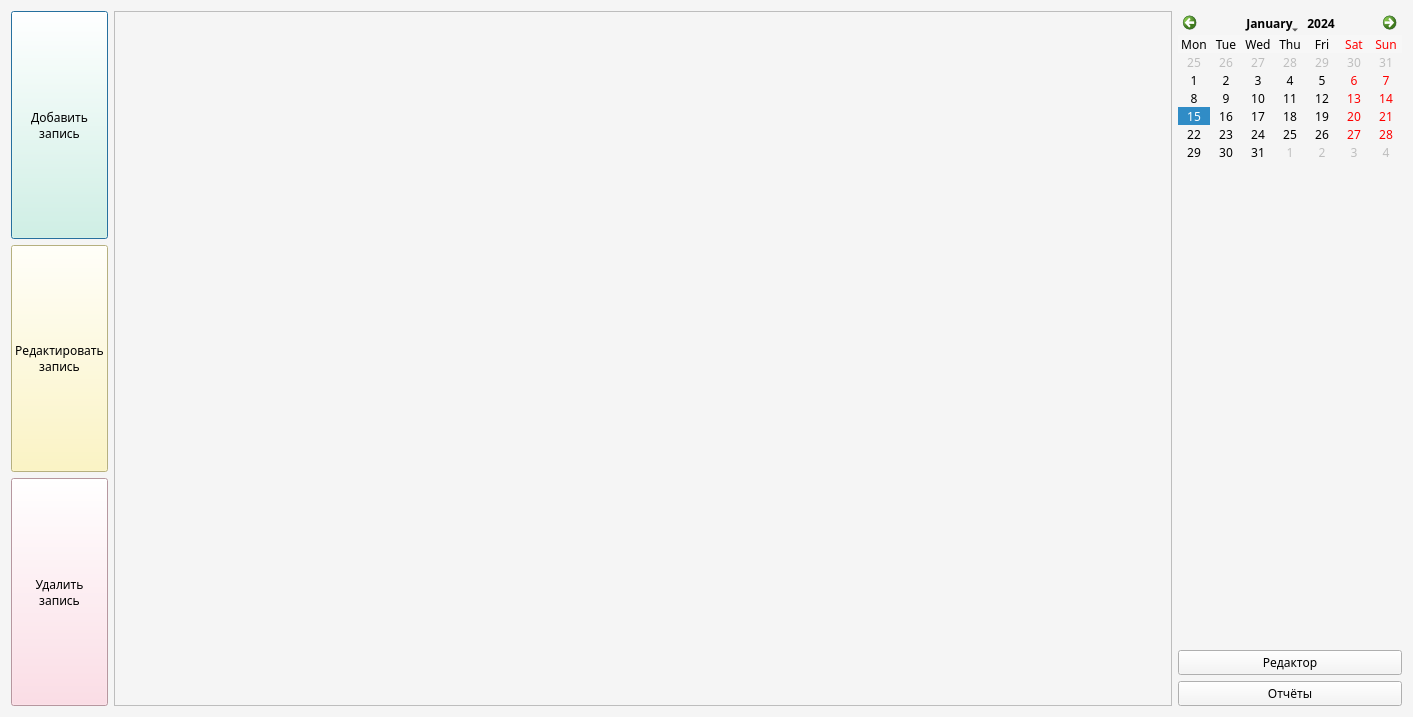
This is curs/project/beautySalon/schedule.ui in KirillLyanoy/visualProgramming2 as Qt 5 draws it before an edit. The edited form follows.
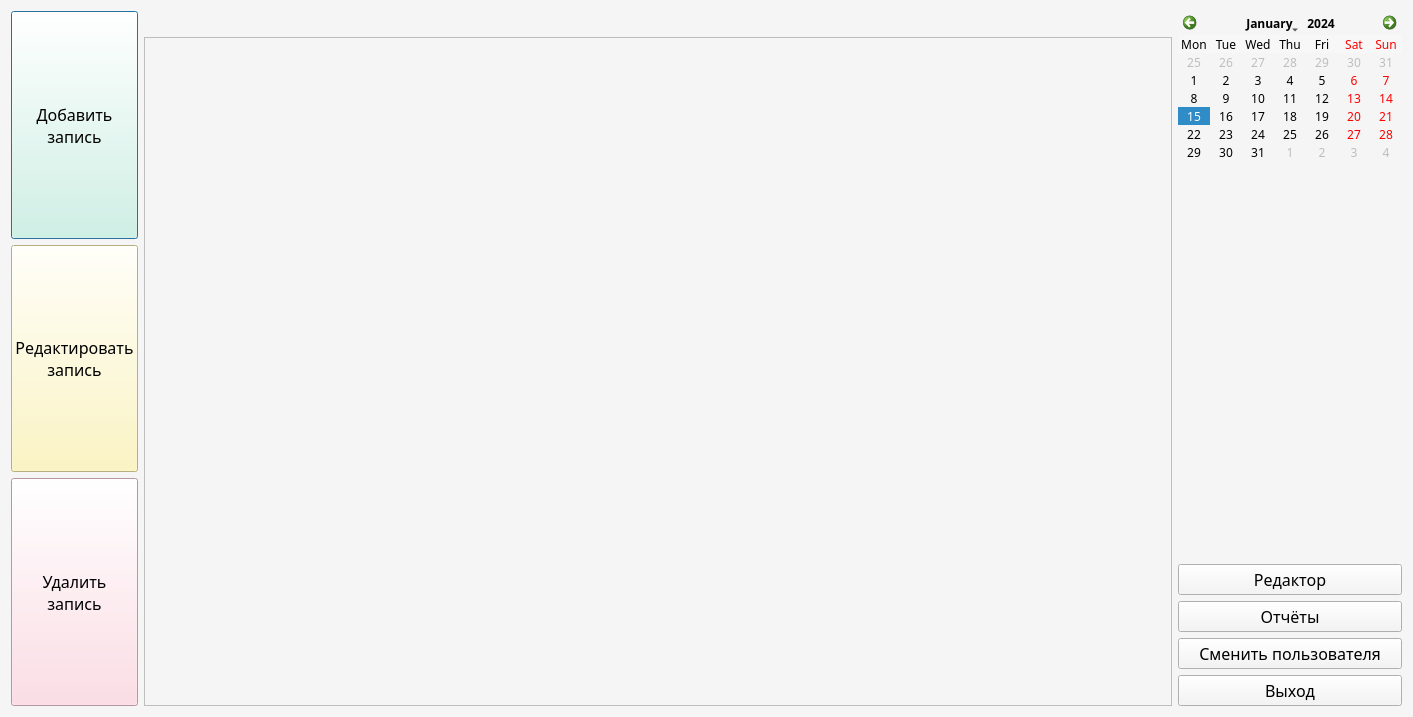
This is the edited form.

```diff
--- a/curs/project/beautySalon/schedule.ui
+++ b/curs/project/beautySalon/schedule.ui
@@ -36,6 +36,7 @@
        <property name="font">
         <font>
          <family>Bahnschrift SemiLight</family>
+         <pointsize>12</pointsize>
         </font>
        </property>
        <property name="styleSheet">
@@ -47,28 +48,6 @@
        </property>
       </widget>
      </item>
-     <item row="3" column="0">
-      <widget class="QPushButton" name="deleteButton">
-       <property name="sizePolicy">
-        <sizepolicy hsizetype="Minimum" vsizetype="Expanding">
-         <horstretch>0</horstretch>
-         <verstretch>0</verstretch>
-        </sizepolicy>
-       </property>
-       <property name="font">
-        <font>
-         <family>Bahnschrift SemiLight</family>
-        </font>
-       </property>
-       <property name="styleSheet">
-        <string notr="true">background-color: rgb(255, 211, 223)</string>
-       </property>
-       <property name="text">
-        <string>Удалить
-запись</string>
-       </property>
-      </widget>
-     </item>
      <item row="2" column="0">
       <widget class="QPushButton" name="editButton">
        <property name="sizePolicy">
@@ -80,6 +59,7 @@
        <property name="font">
         <font>
          <family>Bahnschrift SemiLight</family>
+         <pointsize>12</pointsize>
         </font>
        </property>
        <property name="styleSheet">
@@ -91,17 +71,100 @@
        </property>
       </widget>
      </item>
+     <item row="3" column="0">
+      <widget class="QPushButton" name="deleteButton">
+       <property name="sizePolicy">
+        <sizepolicy hsizetype="Minimum" vsizetype="Expanding">
+         <horstretch>0</horstretch>
+         <verstretch>0</verstretch>
+        </sizepolicy>
+       </property>
+       <property name="font">
+        <font>
+         <family>Bahnschrift SemiLight</family>
+         <pointsize>12</pointsize>
+        </font>
+       </property>
+       <property name="styleSheet">
+        <string notr="true">background-color: rgb(255, 211, 223)</string>
+       </property>
+       <property name="text">
+        <string>Удалить
+запись</string>
+       </property>
+      </widget>
+     </item>
     </layout>
    </item>
    <item>
-    <widget class="QTableWidget" name="mainTableWidget">
-     <property name="editTriggers">
-      <set>QAbstractItemView::NoEditTriggers</set>
-     </property>
-     <property name="selectionMode">
-      <enum>QAbstractItemView::SingleSelection</enum>
-     </property>
-    </widget>
+    <layout class="QVBoxLayout" name="verticalLayout">
+     <item>
+      <layout class="QHBoxLayout" name="horizontalLayout_2">
+       <item>
+        <widget class="QLabel" name="dateLabel">
+         <property name="font">
+          <font>
+           <family>Bahnschrift SemiBold</family>
+           <pointsize>10</pointsize>
+           <weight>75</weight>
+           <bold>true</bold>
+          </font>
+         </property>
+         <property name="text">
+          <string/>
+         </property>
+         <property name="alignment">
+          <set>Qt::AlignCenter</set>
+         </property>
+        </widget>
+       </item>
+       <item>
+        <spacer name="horizontalSpacer">
+         <property name="orientation">
+          <enum>Qt::Horizontal</enum>
+         </property>
+         <property name="sizeHint" stdset="0">
+          <size>
+           <width>40</width>
+           <height>20</height>
+          </size>
+         </property>
+        </spacer>
+       </item>
+       <item>
+        <widget class="QLabel" name="userNameLabel">
+         <property name="font">
+          <font>
+           <family>Bahnschrift SemiBold</family>
+           <pointsize>10</pointsize>
+           <weight>75</weight>
+           <bold>true</bold>
+          </font>
+         </property>
+         <property name="text">
+          <string/>
+         </property>
+        </widget>
+       </item>
+      </layout>
+     </item>
+     <item>
+      <widget class="QTableWidget" name="mainTableWidget">
+       <property name="font">
+        <font>
+         <family>Bahnschrift SemiLight</family>
+         <pointsize>9</pointsize>
+        </font>
+       </property>
+       <property name="editTriggers">
+        <set>QAbstractItemView::NoEditTriggers</set>
+       </property>
+       <property name="selectionMode">
+        <enum>QAbstractItemView::SingleSelection</enum>
+       </property>
+      </widget>
+     </item>
+    </layout>
    </item>
    <item>
     <layout class="QVBoxLayout" name="verticalLayout_2">
@@ -173,6 +236,7 @@
        <property name="font">
         <font>
          <family>Bahnschrift SemiLight</family>
+         <pointsize>12</pointsize>
         </font>
        </property>
        <property name="text">
@@ -191,6 +255,7 @@
        <property name="font">
         <font>
          <family>Bahnschrift SemiLight</family>
+         <pointsize>12</pointsize>
         </font>
        </property>
        <property name="text">
@@ -198,6 +263,32 @@
        </property>
       </widget>
      </item>
+     <item>
+      <widget class="QPushButton" name="pushButton_2">
+       <property name="font">
+        <font>
+         <family>Bahnschrift SemiLight</family>
+         <pointsize>12</pointsize>
+        </font>
+       </property>
+       <property name="text">
+        <string>Сменить пользователя</string>
+       </property>
+      </widget>
+     </item>
+     <item>
+      <widget class="QPushButton" name="pushButton">
+       <property name="font">
+        <font>
+         <family>Bahnschrift SemiLight</family>
+         <pointsize>12</pointsize>
+        </font>
+       </property>
+       <property name="text">
+        <string>Выход</string>
+       </property>
+      </widget>
+     </item>
     </layout>
    </item>
   </layout>
```
